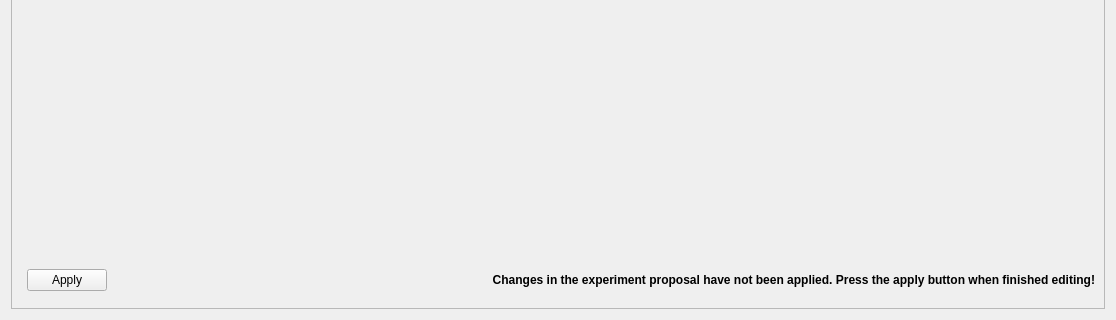
Above: nicos_ess/loki/gui/ui_files/setup_exp.ui from ebadkamil/nicos before the change; both pictures show x 0 to 1116 and y 408 to 728 of the 1116 by 728 pixel window. Below: the same form after it.
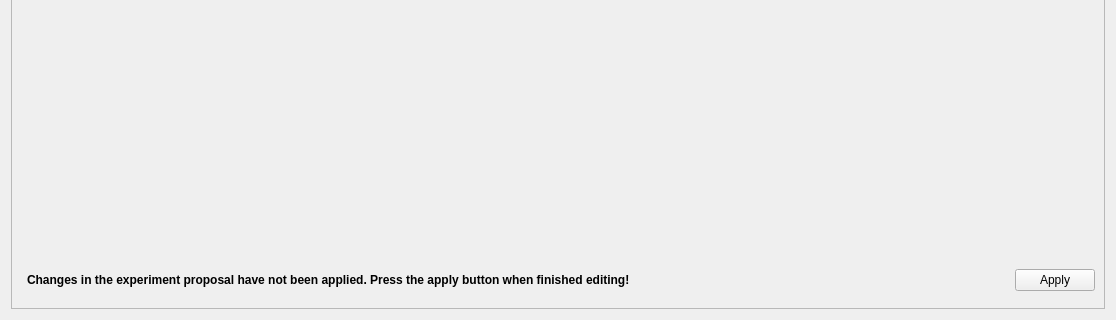
That is the form after the change.

Commit message: Align the apply button to right and label to left

```diff
--- a/nicos_ess/loki/gui/ui_files/setup_exp.ui
+++ b/nicos_ess/loki/gui/ui_files/setup_exp.ui
@@ -212,16 +212,6 @@
         <property name="bottomMargin">
          <number>8</number>
         </property>
-        <item>
-         <widget class="QDialogButtonBox" name="buttonBox">
-          <property name="layoutDirection">
-           <enum>Qt::RightToLeft</enum>
-          </property>
-          <property name="standardButtons">
-           <set>QDialogButtonBox::Apply</set>
-          </property>
-         </widget>
-        </item>
         <item>
          <widget class="QLabel" name="applyWarningLabel">
           <property name="sizePolicy">
@@ -236,17 +226,30 @@
             <bold>true</bold>
            </font>
           </property>
+          <property name="layoutDirection">
+           <enum>Qt::LeftToRight</enum>
+          </property>
           <property name="text">
            <string>Changes in the experiment proposal have not been applied. Press the apply button when finished editing!</string>
           </property>
           <property name="alignment">
-           <set>Qt::AlignRight|Qt::AlignTrailing|Qt::AlignVCenter</set>
+           <set>Qt::AlignLeading|Qt::AlignLeft|Qt::AlignVCenter</set>
           </property>
           <property name="textInteractionFlags">
            <set>Qt::NoTextInteraction</set>
           </property>
          </widget>
         </item>
+        <item>
+         <widget class="QDialogButtonBox" name="buttonBox">
+          <property name="layoutDirection">
+           <enum>Qt::LeftToRight</enum>
+          </property>
+          <property name="standardButtons">
+           <set>QDialogButtonBox::Apply</set>
+          </property>
+         </widget>
+        </item>
        </layout>
       </item>
      </layout>
```
The commit also changes 1 other file.
